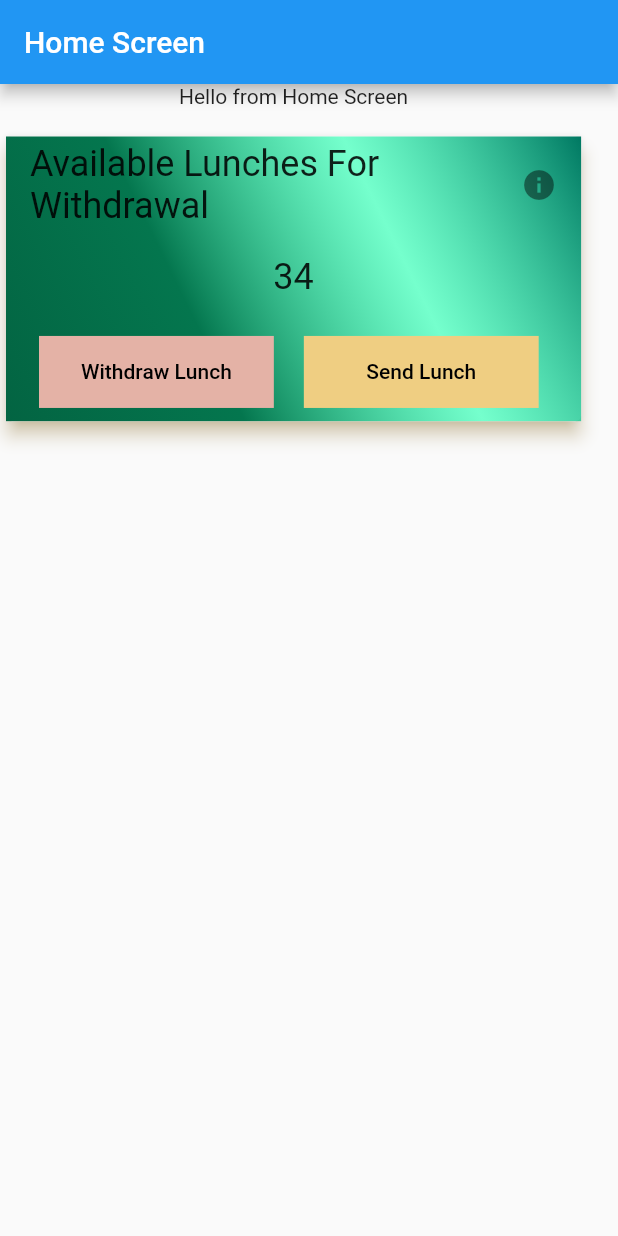
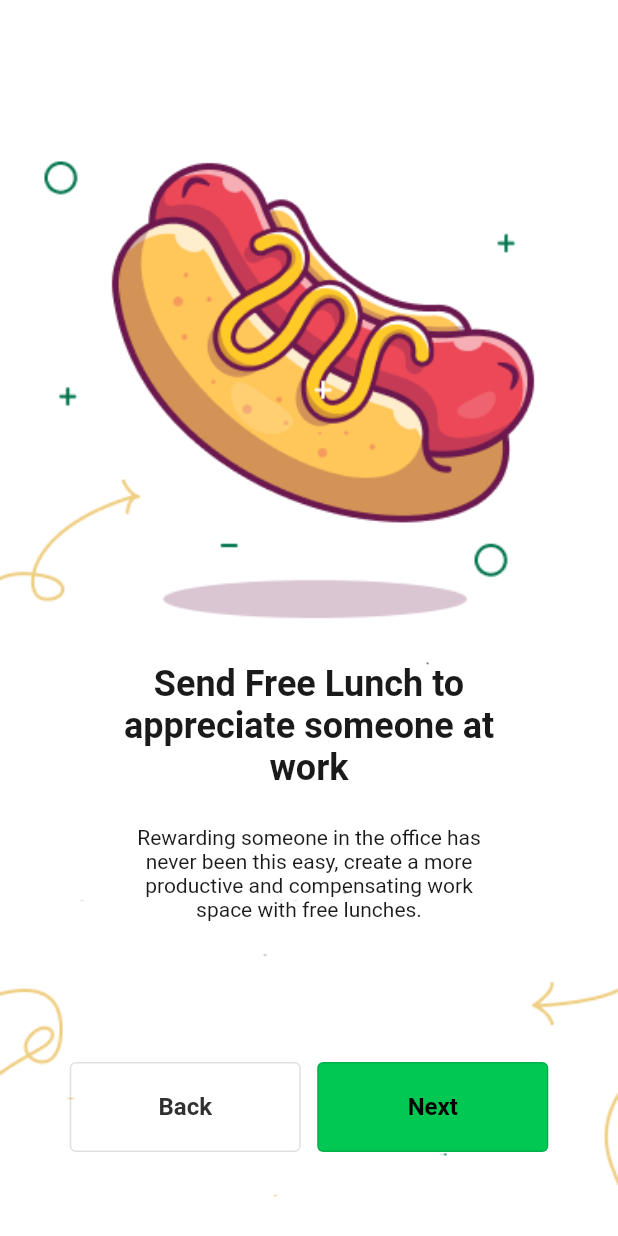
Before and after one commit to hngx-org/Eagles-food-mobile, a Flutter app: the screen it shows after launch, on a phone screen of 412 x 824 dp. Run offline on Flutter 3.47's test engine with Material 2 defaults, Android fonts, the light colour scheme and no system bars; Roboto replaces fonts that are missing (Poppins).

Commit message:
created onboardingscreen

```diff
--- a/lib/main.dart
+++ b/lib/main.dart
@@ -1,5 +1,6 @@
 import 'package:flutter/material.dart';
-import 'package:hng_task3/screens/home/home_screen.dart';
+//import 'package:hng_task3/screens/home/home_screen.dart';
+import 'package:hng_task3/screens/onboarding/onboarding_screen.dart';
 // import 'package:hng_task3/screens/withdraw/withdraw_success_screen.dart';
 
 void main() {
@@ -22,7 +23,7 @@ class MainApp extends StatelessWidget {
         ),
 
          */
-        body: HomeScreen(),
+        body: OnboardingScreen(),
       ),
     );
   }
--- a/lib/screens/home/available_lunch.dart
+++ b/lib/screens/home/available_lunch.dart
@@ -42,39 +42,42 @@ class _AvailableLunchState extends State<AvailableLunch> {
                 ),
                 //TODO DISPLAY THE NUMBER OF AVAILABLE LUNCHES
                 Container(
-                  height: MediaQuery.sizeOf(context).height*0.04,
-                  decoration: const BoxDecoration(
-                    color: Colors.transparent
+                  height: MediaQuery.sizeOf(context).height * 0.04,
+                  decoration: const BoxDecoration(color: Colors.transparent),
+                  child: const Center(
+                    child: Text(
+                      '34',
+                      style: TextStyle(fontSize: 24),
                     ),
-                  child: const Center(
-                    child: Text('34',style: TextStyle(
-                      fontSize: 24
-                    ),),
                   ),
                 ),
                 const SizedBox(
                   height: 13,
                 ),
-               Padding(padding: const EdgeInsets.fromLTRB(12, 0, 12, 5),child:  Row(
+                Padding(
+                  padding: const EdgeInsets.fromLTRB(12, 0, 12, 5),
+                  child: Row(
                     children: [
                       Padding(
                         padding: const EdgeInsets.all(10),
                         child: Container(
-                       width: MediaQuery.sizeOf(context).width*0.38,
+                          width: MediaQuery.sizeOf(context).width * 0.38,
                           decoration: const BoxDecoration(
                               color: Color.fromRGBO(228, 178, 166, 1)),
                           child: TextButton(
                               onPressed: () {},
-                           child: const Text('Withdraw Lunch',style: TextStyle(color: Colors.black),)),
+                              child: const Text(
+                                'Withdraw Lunch',
+                                style: TextStyle(color: Colors.black),
+                              )),
                         ),
                       ),
                       Padding(
                         padding: const EdgeInsets.all(10),
                         child: Container(
-                       width: MediaQuery.sizeOf(context).width*0.38,
+                          width: MediaQuery.sizeOf(context).width * 0.38,
                           decoration: const BoxDecoration(
-                           color: Color.fromRGBO(239, 206, 130, 1)
-                       ),
+                              color: Color.fromRGBO(239, 206, 130, 1)),
                           child: TextButton(
                               onPressed: () {},
                               child: const Text(
@@ -84,7 +87,8 @@ class _AvailableLunchState extends State<AvailableLunch> {
                         ),
                       )
                     ],
-               ),)
+                  ),
+                )
               ],
             ),
           )),
--- /dev/null
+++ b/lib/screens/onboarding/onboarding_screen.dart
@@ -0,0 +1,107 @@
+import 'package:flutter/material.dart';
+
+class OnboardingScreen extends StatelessWidget {
+  const OnboardingScreen({super.key});
+
+  @override
+  Widget build(BuildContext context) {
+    return Scaffold(
+      body: Stack(
+        children: [
+          Container(
+            decoration: const BoxDecoration(
+              image: DecorationImage(
+                image: AssetImage('assets/images/onboarding.png'),
+                fit: BoxFit.cover,
+              ),
+            ),
+          ),
+          Center(
+            child: Padding(
+              padding: const EdgeInsets.only(left: 29, right: 29, bottom: 56),
+              child: Column(
+                mainAxisAlignment: MainAxisAlignment.end,
+                children: [
+                  const SizedBox(
+                    height: 108,
+                    width: 300,
+                    child: Text(
+                      "Send Free Lunch to appreciate someone at work",
+                      style: TextStyle(
+                        fontFamily: "Poppins",
+                        fontSize: 24,
+                        fontWeight: FontWeight.w600,
+                        color: Color(0xff1a1a1a),
+                      ),
+                      textAlign: TextAlign.center,
+                    ),
+                  ),
+                  const SizedBox(
+                    height: 88,
+                    width: 250,
+                    child: Text(
+                      "Rewarding someone in the office has never been this easy, create a more productive and compensating work space with free lunches.",
+                      style: TextStyle(
+                        fontFamily: "Poppins",
+                        fontSize: 14,
+                        fontWeight: FontWeight.w400,
+                        color: Color(0xff1a1a1a),
+                      ),
+                      textAlign: TextAlign.center,
+                    ),
+                  ),
+                  const SizedBox(
+                    height: 70,
+                  ),
+                  Row(
+                    mainAxisAlignment: MainAxisAlignment.center,
+                    children: [
+                      SizedBox(
+                        width: 154,
+                        height: 60,
+                        child: OutlinedButton(
+                          onPressed: () {},
+                          child: const Text(
+                            "Back",
+                            style: TextStyle(
+                              fontFamily: "Poppins",
+                              fontSize: 16,
+                              fontWeight: FontWeight.w600,
+                              color: Color(0xff313131),
+                            ),
+                          ),
+                        ),
+                      ),
+                      const SizedBox(
+                        width: 11,
+                      ),
+                      SizedBox(
+                        width: 154,
+                        height: 60,
+                        child: OutlinedButton(
+                          onPressed: () {},
+                          style: OutlinedButton.styleFrom(
+                            foregroundColor: Colors.black,
+                            backgroundColor: Colors.greenAccent[700],
+                          ),
+                          child: const Text(
+                            "Next",
+                            style: TextStyle(
+                              fontFamily: "Poppins",
+                              fontSize: 16,
+                              fontWeight: FontWeight.w600,
+                            ),
+                          ),
+                        ),
+                      ),
+                    ],
+                  ),
+                ],
+              ),
+            ),
+          ),
+        ],
+      ),
+    );
+  }
+}
--- a/pubspec.yaml
+++ b/pubspec.yaml
@@ -20,3 +20,4 @@ flutter:
 
   assets:
     - assets/images/withdraw-success.png
+    - assets/images/onboarding.png
```
Also changed, not shown: assets/images/onboarding.png (added). Lines whose indentation alone changed are shown as unchanged.
